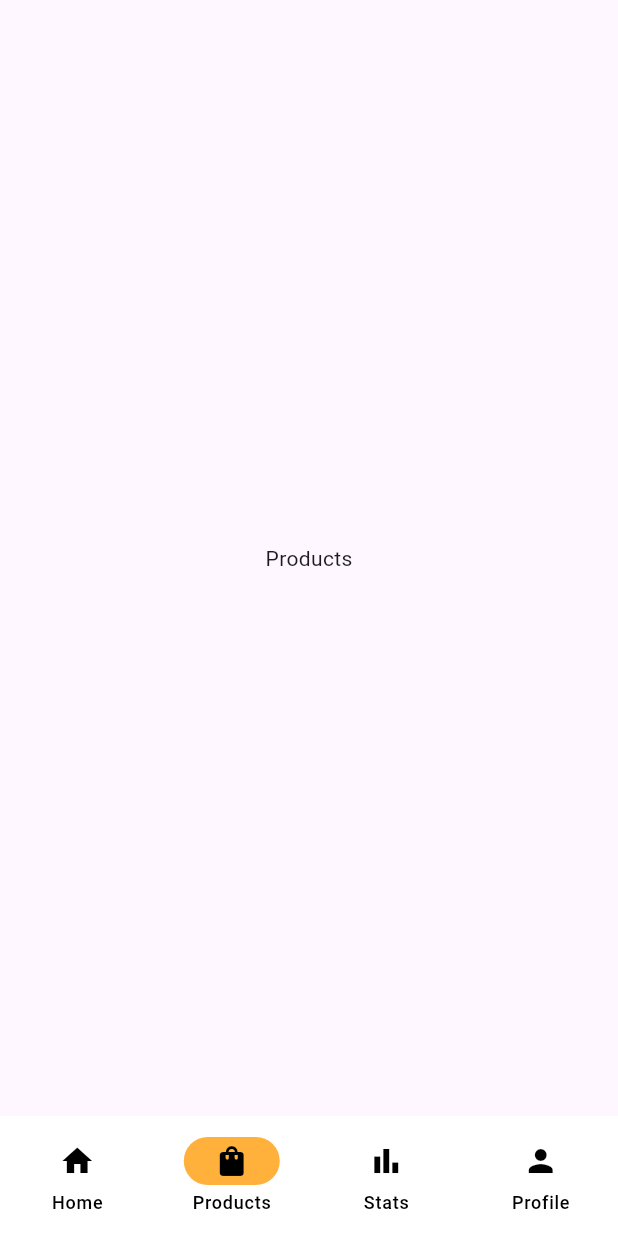
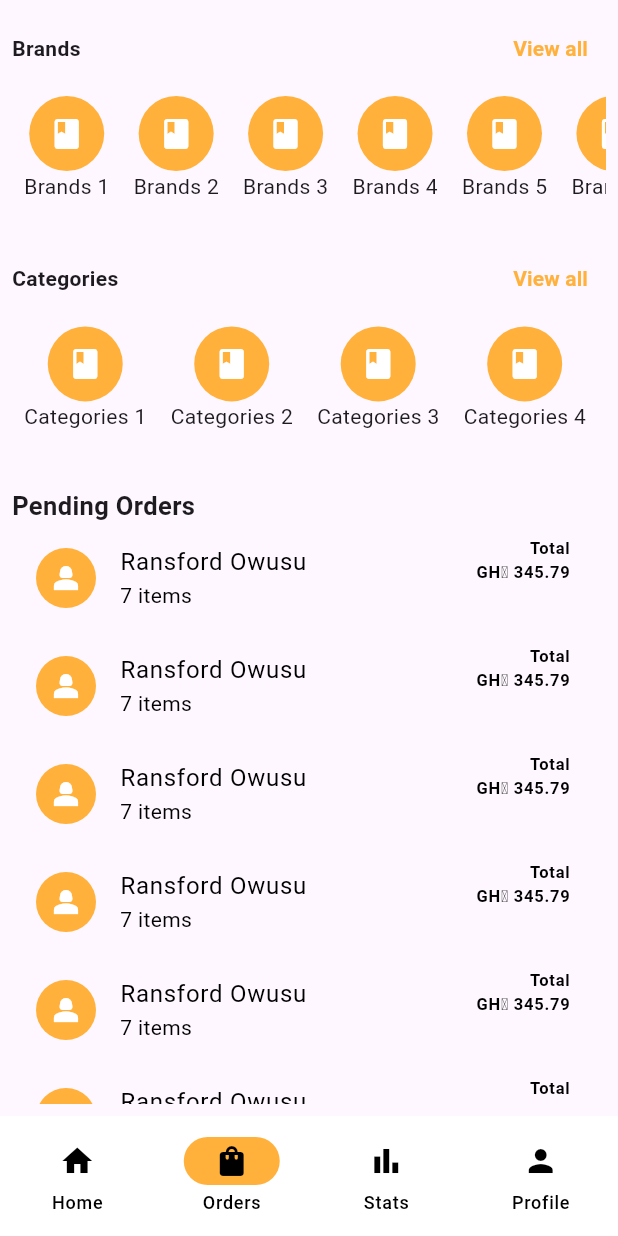
Before and after one commit to rans-rans/ai_store_admin, a Flutter app: the screen it shows after launch, item 2 of the bottom bar chosen, on a phone screen of 412 x 824 dp. Run offline on Flutter 3.47's test engine with Material 3 defaults, Android fonts, the phone set to English and light mode, and no system bars.

Commit message:
added category/brands ui

```diff
--- a/lib/main.dart
+++ b/lib/main.dart
@@ -1,7 +1,7 @@
 import 'package:flutter/material.dart';
 
 import 'config/constants/colors.dart';
-import 'src/view/screens/home_controller_page.dart';
+import 'src/view/pages/home_controller_page.dart';
 
 void main() {
   runApp(const MyApp());
--- a/lib/src/view/screens/add_edit_product_screen.dart
+++ b/lib/src/view/pages/add_edit_product_screen.dart
@@ -199,6 +199,7 @@ class _AddEditProductScreenState extends State<AddEditProductScreen> {
                   ),
                 ),
                 const SizedBox(height: 25),
+                //you add variants over here
                 Column(
                   children: [
                     const Text('Add variants'),
--- a/lib/src/view/screens/home_controller_page.dart
+++ b/lib/src/view/pages/home_controller_page.dart
@@ -1,6 +1,7 @@
 import 'package:flutter/material.dart';
 
 import 'homepage.dart';
+import 'orders_page.dart';
 
 class HomeControllerPage extends StatefulWidget {
   const HomeControllerPage({super.key});
@@ -14,13 +15,13 @@ class _HomeControllerPageState extends State<HomeControllerPage> {
 
   final bottomNavPages = [
     const Homepage(),
-    const Center(child: Text('Products')),
+    const ProductsPage(),
     const Center(child: Text('Statistics')),
     const Center(child: Text('Profile')),
   ];
   final bottomNavDestinations = const [
     NavigationDestination(icon: Icon(Icons.home), label: "Home"),
-    NavigationDestination(icon: Icon(Icons.shopping_bag), label: "Products"),
+    NavigationDestination(icon: Icon(Icons.shopping_bag), label: "Orders"),
     NavigationDestination(icon: Icon(Icons.bar_chart), label: "Stats"),
     NavigationDestination(icon: Icon(Icons.person), label: "Profile"),
   ];
@@ -33,6 +34,7 @@ class _HomeControllerPageState extends State<HomeControllerPage> {
         children: bottomNavPages,
       ),
       bottomNavigationBar: NavigationBar(
+        surfaceTintColor: Colors.white,
         destinations: bottomNavDestinations,
         selectedIndex: selectedBottomNavItem,
         indicatorColor: Theme.of(context).primaryColor,
--- /dev/null
+++ b/lib/src/view/pages/orders_page.dart
@@ -0,0 +1,45 @@
+import 'package:flutter/material.dart';
+
+import '../widgets/orders_page/small_category_list.dart';
+import '../widgets/orders_page/orders_list.dart';
+
+class ProductsPage extends StatefulWidget {
+  const ProductsPage({super.key});
+
+  @override
+  State<ProductsPage> createState() => _ProductsPageState();
+}
+
+class _ProductsPageState extends State<ProductsPage> {
+  @override
+  Widget build(BuildContext context) {
+    return const Padding(
+      padding: EdgeInsets.all(8.0),
+      child: SafeArea(
+        child: SingleChildScrollView(
+          child: Column(
+            mainAxisSize: MainAxisSize.min,
+            crossAxisAlignment: CrossAxisAlignment.start,
+            children: [
+              //TODO  grid of brands listed here
+              SmallCategoryList(title: "Brands"),
+              SizedBox(height: 15),
+              //TODO  grid of brands listed here
+              SmallCategoryList(title: "Categories"),
+              SizedBox(height: 25),
+              Text(
+                "Pending Orders",
+                style: TextStyle(
+                  fontWeight: FontWeight.bold,
+                  fontSize: 17,
+                ),
+              ),
+              //outstanding orders come here
+              OrdersList(),
+            ],
+          ),
+        ),
+      ),
+    );
+  }
+}
--- /dev/null
+++ b/lib/src/view/widgets/orders_page/orders_list.dart
@@ -0,0 +1,52 @@
+import "package:flutter/material.dart";
+
+class OrdersList extends StatelessWidget {
+  const OrdersList({
+    super.key,
+  });
+
+  @override
+  Widget build(BuildContext context) {
+    return Flexible(
+      //TODO outstanding orders come here
+      child: ListView.builder(
+        primary: false,
+        shrinkWrap: true,
+        itemCount: 12,
+        physics: const NeverScrollableScrollPhysics(),
+        itemBuilder: (context, index) {
+          return ListTile(
+            leading: CircleAvatar(
+              backgroundColor: Theme.of(context).primaryColor,
+              child: const Icon(Icons.person_2),
+            ),
+            //TODO customer name over here
+            title: const Text(
+              "Ransford Owusu",
+              overflow: TextOverflow.ellipsis,
+              softWrap: false,
+            ),
+            //TODO customer items number here
+            subtitle: const Text("7 items"),
+            trailing: const Column(
+              crossAxisAlignment: CrossAxisAlignment.end,
+              children: [
+                Text(
+                  "Total",
+                  style: TextStyle(fontWeight: FontWeight.bold),
+                ),
+                Text(
+                  "GH₵ 345.79",
+                  style: TextStyle(
+                    fontWeight: FontWeight.bold,
+                    // fontSize: 20,
+                  ),
+                ),
+              ],
+            ),
+          );
+        },
+      ),
+    );
+  }
+}
--- /dev/null
+++ b/lib/src/view/widgets/orders_page/small_category_list.dart
@@ -0,0 +1,75 @@
+import 'package:flutter/material.dart';
+
+import '../../pages/all_categories_page.dart';
+
+class SmallCategoryList extends StatelessWidget {
+  final String title;
+  const SmallCategoryList({super.key, required this.title});
+
+  @override
+  Widget build(BuildContext context) {
+    final screenSize = MediaQuery.sizeOf(context);
+    return Column(
+      crossAxisAlignment: CrossAxisAlignment.start,
+      children: [
+        Row(
+          mainAxisAlignment: MainAxisAlignment.spaceBetween,
+          children: [
+            Text(
+              title,
+              style: const TextStyle(fontWeight: FontWeight.bold),
+            ),
+            TextButton(
+              onPressed: () {
+                //TODO view all brands/categories
+                Navigator.push(
+                  context,
+                  MaterialPageRoute(builder: (_) => const AllCategoriesPage()),
+                );
+              },
+              child: Text(
+                "View all",
+                style: TextStyle(
+                  color: Theme.of(context).primaryColor,
+                  fontWeight: FontWeight.bold,
+                ),
+              ),
+            ),
+          ],
+        ),
+        SizedBox(
+          height: screenSize.height * 0.11,
+          child: ListView.builder(
+            scrollDirection: Axis.horizontal,
+            itemCount: 13,
+            itemBuilder: (context, index) {
+              return Padding(
+                padding: const EdgeInsets.all(8.0),
+                child: InkWell(
+                  onTap: () {
+                    //TODO  goto brands/category details screen
+                  },
+                  child: Column(
+                    children: [
+                      CircleAvatar(
+                        radius: 25,
+                        child: const Icon(Icons.book),
+                        backgroundColor: Theme.of(context).primaryColor,
+                      ),
+                      //TODO name of brand over here
+                      Text(
+                        '$title ${index + 1}',
+                        overflow: TextOverflow.ellipsis,
+                        softWrap: false,
+                      ),
+                    ],
+                  ),
+                ),
+              );
+            },
+          ),
+        ),
+      ],
+    );
+  }
+}
```
Also changed, not shown: lib/src/view/pages/add_category_page.dart (added, +79 -0 lines), lib/src/view/pages/all_categories_page.dart (added, +56 -0 lines), lib/src/view/widgets/all_categories_page/all_category_list.dart (added, +20 -0 lines), lib/src/view/widgets/all_categories_page/brands_list.dart (added, +20 -0 lines), lib/src/view/pages/homepage.dart (renamed from lib/src/view/screens/homepage.dart).
